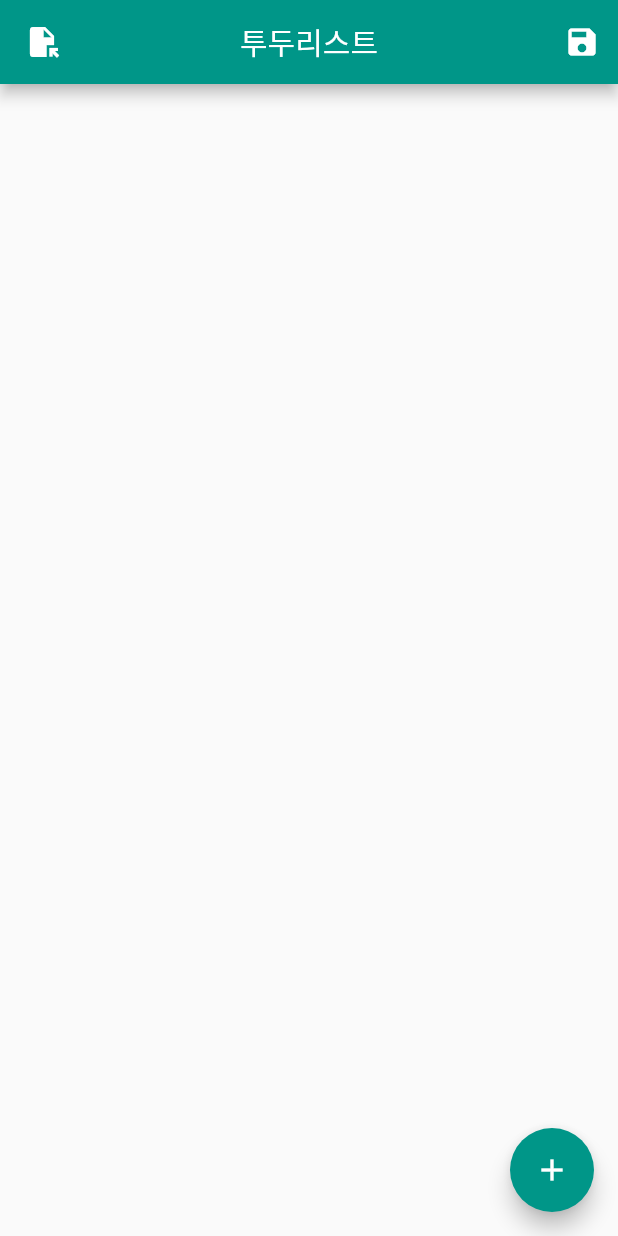
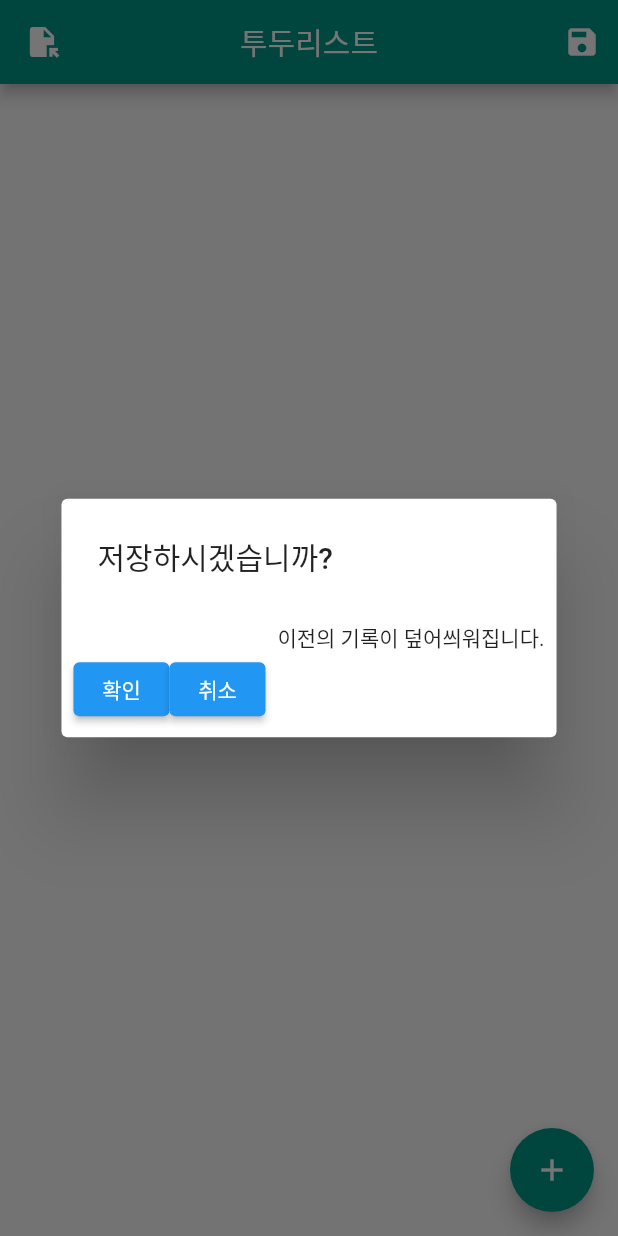
Before and after one commit to SeongJun2Moon/todolist, a Flutter app: the screen it shows after launch, after a tap on the "save" icon, on a phone screen of 412 x 824 dp. Run offline on Flutter 3.47's test engine with Material 2 defaults, Android fonts, the phone set to English and light mode, and no system bars; our stand-ins replace cloud_firestore, firebase_core; accounts and stored records are empty.

Commit message:
디자인빼고 다함

```diff
--- a/lib/main.dart
+++ b/lib/main.dart
@@ -49,11 +49,36 @@ class todoListApp extends StatefulWidget {
   State<todoListApp> createState() => _todoListAppState();
 }
 
+
+void saveData(todos) async {
+  var reslut = await firestore.collection('todolist').get();
+  for (var doc in reslut.docs) {
+    firestore.collection('todolist').doc(doc.id).delete();
+  }
+  for (var j = 0; j<todos.length; j++) {
+    await firestore.collection('todolist').add({
+      'title':todos[j].title, "subtitle" : todos[j].description,
+    });
+  }
+}
+
+// void openData(todos) async {
+//   var result = await firestore.collection('todolist').get();
+//   todos= [];
+//   for (var doc in result.docs) {
+//     setState(() {
+//       todos.add(TodoModel(
+//           title: doc["title"],
+//           description: doc["subtitle"]
+//       ));
+//       // todos = todos_sub;
+//     });
+//   }
+// }
+
 class _todoListAppState extends State<todoListApp> {
   String title="";
   String description = "";
-  // final url = Uri.parse("http://127.0.0.1:8000/todo");
-
   List<TodoModel> todos = [];
 
 
@@ -65,7 +90,20 @@ class _todoListAppState extends State<todoListApp> {
           title: Text("투두리스트"),
           centerTitle: true,
           leading: IconButton(
+            onPressed: () {
+              showDialog(
+                  barrierDismissible: true,
+                  context: context,
+                  builder: (_) {
+                    return AlertDialog(
+                      title: Text("불러오기"),
+                      actions: [
+                        Text("최근에 저장된 리스트를 불러옵니다."),
+                        Row(
+                          children: [
+                            ElevatedButton(
                               onPressed: () async {
+                                Navigator.of(context).pop();
                                 var result = await firestore.collection('todolist').get();
                                 todos= [];
                                 for (var doc in result.docs) {
@@ -77,39 +115,54 @@ class _todoListAppState extends State<todoListApp> {
                                     // todos = todos_sub;
                                   });
                                 }
-              var result2 = await firestore.collection('todolist').get();
-              print(result2);
+                              }, child: Text("확인"),
+                            ),
+                            ElevatedButton(
+                              onPressed: () {
+                                Navigator.of(context).pop();
+                                return;
+                              }, child: Text("취소"),
+                            )
+                          ],
+                        )
+                      ],
+                    );
+                  }
+              );
             },
             icon: Icon(Icons.file_open),
           ),
           actions: [
             IconButton(
-                onPressed: () async {
-                  // for (var i=0; i < todos.length; i++) {
-
-                  // }
-                  var reslut = await firestore.collection('todolist').get();
-                  print(reslut.metadata);
-                  int i = 0;
-                  List<String>ids = [];
-                  for (var doc in reslut.docs) {ids.add(doc.id);};
-                  while (true) {
-                    if (i < ids.length) {
-                      for (var doc in reslut.docs) {
-                        firestore.collection('todolist').doc(doc.id).set({
-                          'title' : todos[i].title, "subtitle" : todos[i].description
-                        });
-                        i++;
-                      };
-                    } else {
-                      for (var j = ids.length; j<todos.length; j++) {
-                        await firestore.collection('todolist').add({
-                          'title':todos[j].title, "subtitle" : todos[j].description,
-                        });
+                onPressed: () {
+                  showDialog(
+                    barrierDismissible: true,
+                    context: context,
+                    builder: (_) {
+                      return AlertDialog(
+                        title: Text("저장하시겠습니까?"),
+                        actions: [
+                          Text("이전의 기록이 덮어씌워집니다."),
+                          Row(
+                            children: [
+                              ElevatedButton(
+                                onPressed: () {
+                                  Navigator.of(context).pop();
+                                  saveData(todos);
+                                }, child: Text("확인"),
+                              ),
+                              ElevatedButton(
+                                onPressed: () {
+                                  Navigator.of(context).pop();
+                                  return;
+                                }, child: Text("취소"),
+                              )
+                            ],
+                          )
+                        ],
+                      );
                     }
-                      break;
-                    }
-                  }
+                  );
                 },
                 icon: Icon(Icons.save)
             )
```
Lines whose indentation alone changed are shown as unchanged.
